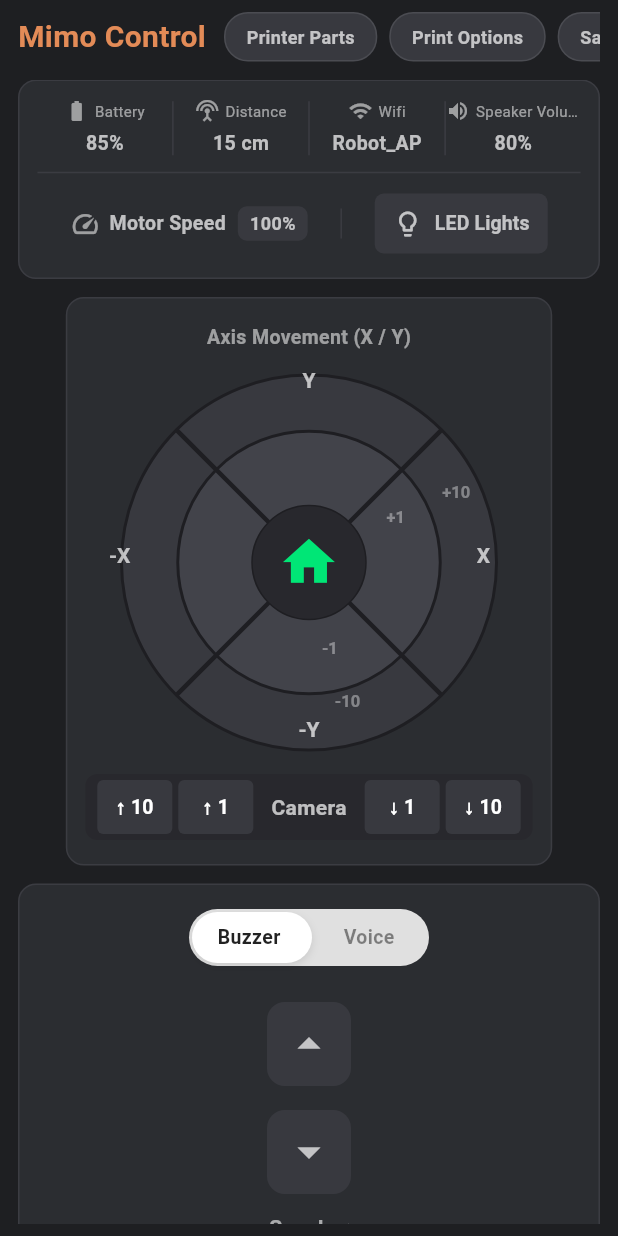
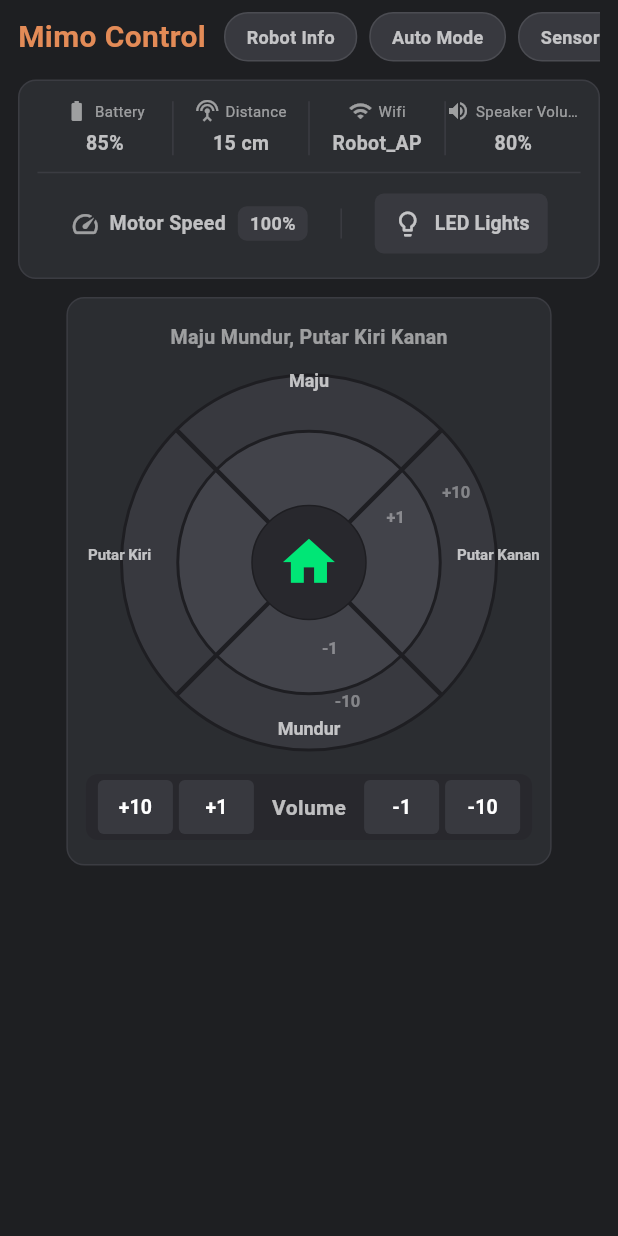
Before and after one commit to nixon42/flutter_mimo, a Flutter app: the screen it shows after launch, on a phone screen of 412 x 824 dp. Run offline on Flutter 3.47's test engine with Material 3 defaults, Android fonts, the phone set to English and light mode, and no system bars.

Commit message:
feat(robot-ui): polish axis labels, set volume controller, hide speaker panel, and update top tabs

```diff
--- a/lib/screens/dashboard_screen.dart
+++ b/lib/screens/dashboard_screen.dart
@@ -1,6 +1,6 @@
 import 'package:flutter/material.dart';
 import '../widgets/control_wheel.dart';
-import '../widgets/camera_tilt_control.dart';
+import '../widgets/volume_control.dart';
 import '../widgets/speaker_control.dart';
 
 class DashboardScreen extends StatelessWidget {
@@ -33,9 +33,9 @@ class DashboardScreen extends StatelessWidget {
                       _buildAxisControlCard(),
                       const SizedBox(height: 12),
 
-                      // Card 3: Speaker & Audio controls
-                      _buildSpeakerControlCard(),
-                      const SizedBox(height: 12),
+                      // Card 3: Speaker & Audio controls (Hidden for now)
+                      // _buildSpeakerControlCard(),
+                      // const SizedBox(height: 12),
                     ],
                   ),
                 ),
@@ -66,11 +66,11 @@ class DashboardScreen extends StatelessWidget {
             child: Row(
               mainAxisAlignment: MainAxisAlignment.end,
               children: [
-                _buildTopTab('Printer Parts'),
+                _buildTopTab('Robot Info'),
                 const SizedBox(width: 8),
-                _buildTopTab('Print Options'),
+                _buildTopTab('Auto Mode'),
                 const SizedBox(width: 8),
-                _buildTopTab('Safety Options'),
+                _buildTopTab('Sensors'),
                 const SizedBox(width: 8),
                 _buildTopTab('Calibration'),
               ],
@@ -238,7 +238,7 @@ class DashboardScreen extends StatelessWidget {
       child: Column(
         children: [
           const Text(
-            'Axis Movement (X / Y)',
+            'Maju Mundur, Putar Kiri Kanan',
             style: TextStyle(
               color: Colors.white54,
               fontSize: 13,
@@ -255,8 +255,8 @@ class DashboardScreen extends StatelessWidget {
             ),
           ),
           const SizedBox(height: 16),
-          CameraTiltControl(
-            onMoveCamera: _handleMoveCamera,
+          VolumeControl(
+            onVolumeChange: _handleVolumeChange,
           ),
         ],
       ),
@@ -290,8 +290,8 @@ class DashboardScreen extends StatelessWidget {
     debugPrint("Move robot axis: $axis by $step");
   }
 
-  static void _handleMoveCamera(int step) {
-    debugPrint("Move Camera Tilt by $step");
+  static void _handleVolumeChange(int step) {
+    debugPrint("Volume adjusted by $step");
   }
 
   static void _handleSpeakerAction(String mode, int direction) {
--- a/lib/widgets/control_wheel.dart
+++ b/lib/widgets/control_wheel.dart
@@ -165,11 +165,11 @@ class _ControlWheelPainter extends CustomPainter {
       canvas.drawLine(start, end, dividerPaint);
     }
 
-    // Draw labels: Y (Top), -Y (Bottom), X (Right), -X (Left)
-    _drawText(canvas, center, "Y", Offset(0, -(rOuter + rInner) / 2 - 15));
-    _drawText(canvas, center, "-Y", Offset(0, (rOuter + rInner) / 2 + 5));
-    _drawText(canvas, center, "X", Offset((rOuter + rInner) / 2 + 10, -5));
-    _drawText(canvas, center, "-X", Offset(-(rOuter + rInner) / 2 - 20, -5));
+    // Draw labels: Maju (Top), Mundur (Bottom), Putar Kanan (Right), Putar Kiri (Left)
+    _drawText(canvas, center, "Maju", Offset(0, -(rOuter + rInner) / 2 - 15), fontSize: 12);
+    _drawText(canvas, center, "Mundur", Offset(0, (rOuter + rInner) / 2 + 5), fontSize: 12);
+    _drawText(canvas, center, "Putar Kanan", Offset((rOuter + rInner) / 2 + 20, -5), fontSize: 10);
+    _drawText(canvas, center, "Putar Kiri", Offset(-(rOuter + rInner) / 2 - 20, -5), fontSize: 10);
 
     // Step labels
     final xAngle = -math.pi / 8;
--- a/lib/widgets/camera_tilt_control.dart
+++ b/lib/widgets/volume_control.dart
@@ -1,11 +1,11 @@
 import 'package:flutter/material.dart';
 
-class CameraTiltControl extends StatelessWidget {
-  final void Function(int step) onMoveCamera;
+class VolumeControl extends StatelessWidget {
+  final void Function(int step) onVolumeChange;
 
-  const CameraTiltControl({
+  const VolumeControl({
     super.key,
-    required this.onMoveCamera,
+    required this.onVolumeChange,
   });
 
   @override
@@ -19,12 +19,12 @@ class CameraTiltControl extends StatelessWidget {
       child: Row(
         mainAxisSize: MainAxisSize.min,
         children: [
-          _buildButton('↑ 10', () => onMoveCamera(10)),
+          _buildButton('+10', () => onVolumeChange(10)),
           const SizedBox(width: 4),
-          _buildButton('↑ 1', () => onMoveCamera(1)),
+          _buildButton('+1', () => onVolumeChange(1)),
           const SizedBox(width: 12),
           const Text(
-            'Camera',
+            'Volume',
             style: TextStyle(
               color: Colors.white70,
               fontSize: 14,
@@ -32,9 +32,9 @@ class CameraTiltControl extends StatelessWidget {
             ),
           ),
           const SizedBox(width: 12),
-          _buildButton('↓ 1', () => onMoveCamera(-1)),
+          _buildButton('-1', () => onVolumeChange(-1)),
           const SizedBox(width: 4),
-          _buildButton('↓ 10', () => onMoveCamera(-10)),
+          _buildButton('-10', () => onVolumeChange(-10)),
         ],
       ),
     );
```
Also changed, not shown: 3 other files.
